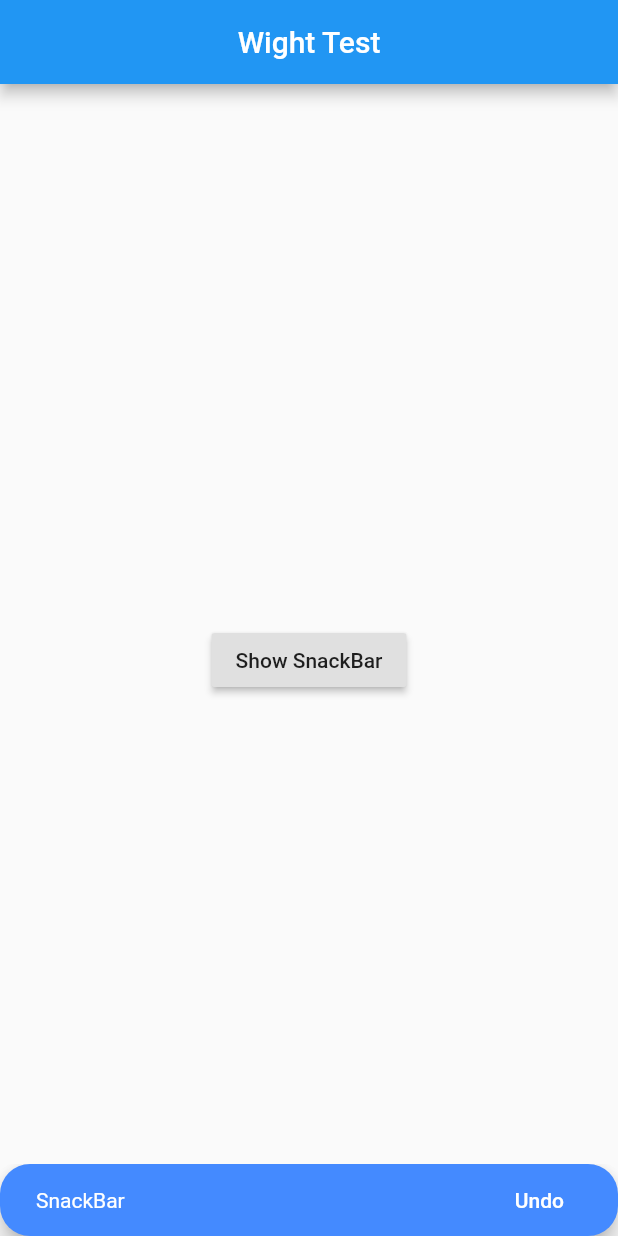
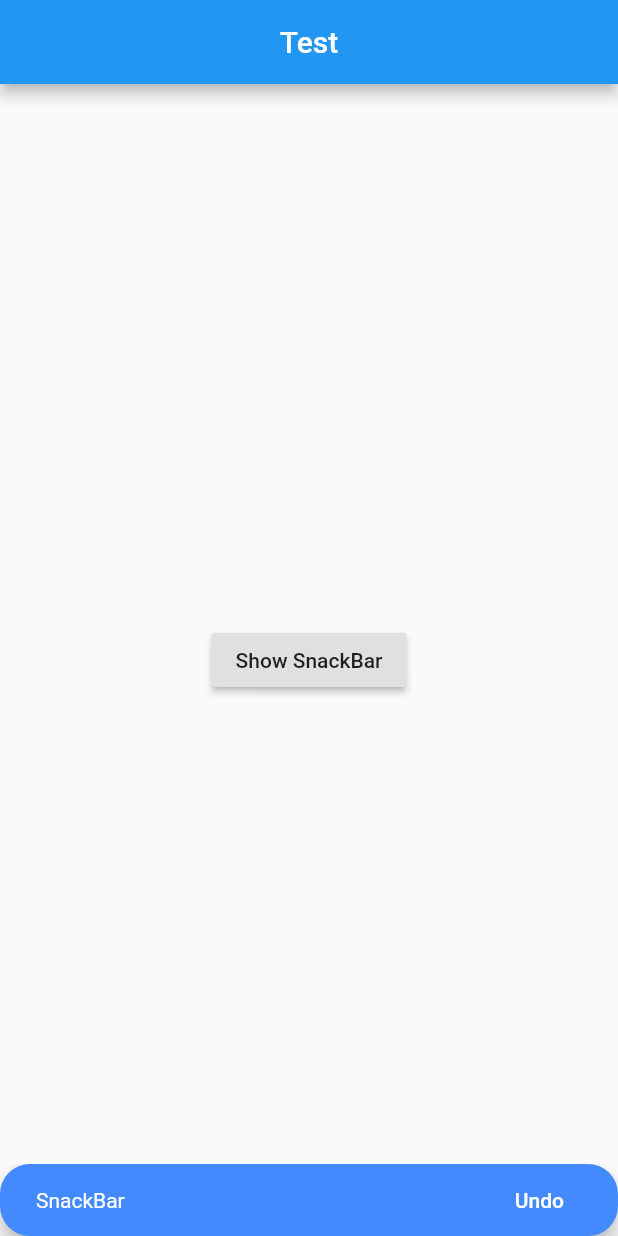
Before and after one commit to aceead/widgetadvanced, a Flutter app: the screen it shows after launch, after a tap on "Show SnackBar", on a phone screen of 412 x 824 dp. Run offline on Flutter 3.47's test engine with Material 2 defaults, Android fonts, the phone set to English and light mode, and no system bars; our stand-ins replace toast.

```diff
--- a/lib/main.dart
+++ b/lib/main.dart
@@ -24,12 +24,13 @@ class MyHomePage extends StatefulWidget {
 
 class _MyHomePageState extends State<MyHomePage> {
   final _x = GlobalKey<ScaffoldState>();
+  String titleText = "Wight Test";
   @override
   Widget build(BuildContext context) {
     return Scaffold(
       key: _x,
       appBar: AppBar(
-        title: Text("Wight Test"),
+        title: Text(titleText),
         centerTitle: true,
       ),
       body: Center(
@@ -44,6 +45,9 @@ class _MyHomePageState extends State<MyHomePage> {
         child: RaisedButton(
           child: Text('Show SnackBar'),
           onPressed: () {
+            setState(() {
+              titleText = "Test";
+            });
             final sBar = SnackBar(
               action: SnackBarAction(
                 label: 'Undo',
```
Also changed, not shown: 1 other file.
